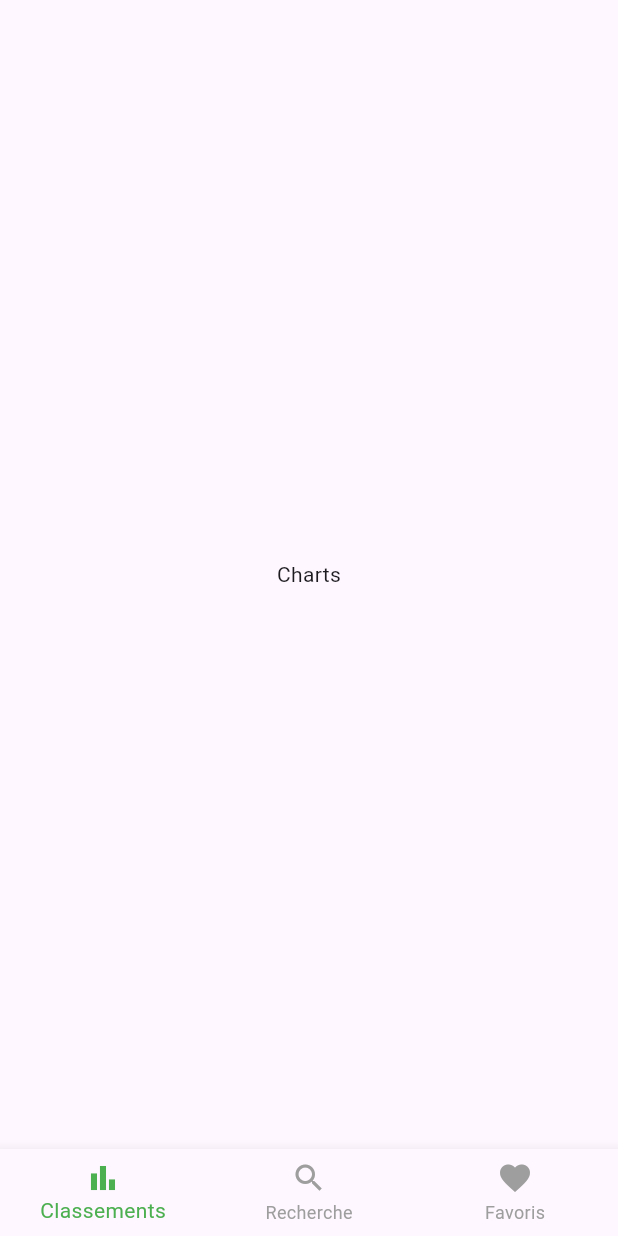
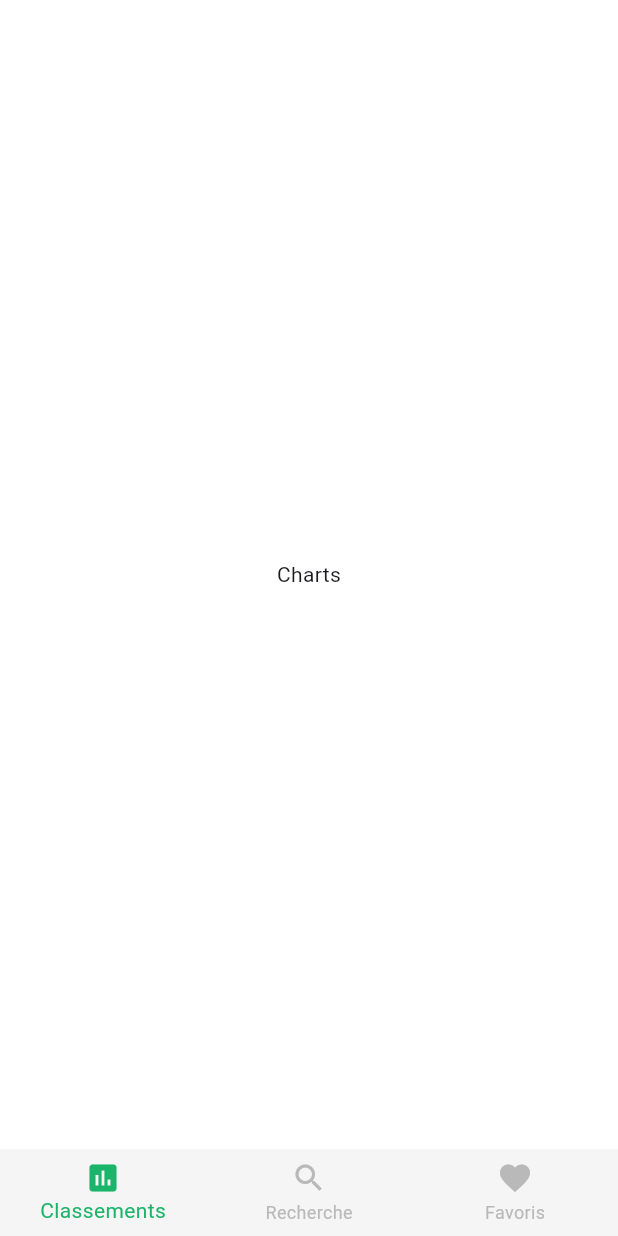
Before and after one commit to subraAntoine/projet_flutter, a Flutter app: the screen it shows after launch, on a phone screen of 412 x 824 dp. Run offline on Flutter 3.47's test engine with Material 3 defaults, Android fonts, the phone set to English and light mode, and no system bars; Roboto replaces fonts that are missing (SFPro).

Commit message:
app colors

```diff
--- /dev/null
+++ b/lib/core/theme/app_colors.dart
@@ -0,0 +1,13 @@
+// lib/core/theme/app_colors.dart
+
+import 'package:flutter/material.dart';
+
+class AppColors {
+  static const Color background = Color(0xFFFFFFFF);         // blanc
+  static const Color navbar = Color(0xFFF5F5F5);              // gris clair
+  static const Color primary = Color(0xFF1BB46B);             // vert style Spotify
+  static const Color textPrimary = Color(0xFF000000);         // noir
+  static const Color textSecondary = Color(0xFFB9B9B9);       // gris texte
+  static const Color selectedItem = primary;
+  static const Color unselectedItem = Color(0xFFAAAAAA);      // gris icônes
+}
--- a/lib/features/charts/charts_screen.dart
+++ b/lib/features/charts/charts_screen.dart
@@ -3,6 +3,8 @@ import 'package:flutter/material.dart';
 class ChartsScreen extends StatelessWidget {
   @override
   Widget build(BuildContext context) {
-    return Center(child: Text('Charts'));
+    return Center(
+      child: Text('Charts'),
+      );
   }
 }
--- a/lib/features/home/home_screen.dart
+++ b/lib/features/home/home_screen.dart
@@ -1,4 +1,5 @@
 import 'package:flutter/material.dart';
+import 'package:projet_flutter/core/theme/app_colors.dart';
 
 import '../charts/charts_screen.dart';
 import '../search/search_screen.dart';
@@ -31,13 +32,16 @@ class _HomeScreenState extends State<HomeScreen> {
     return Scaffold(
       body: _pages[_selectedIndex],
       bottomNavigationBar: BottomNavigationBar(
+        backgroundColor: AppColors.navbar,
+        elevation: 0,
         currentIndex: _selectedIndex,
+        type: BottomNavigationBarType.fixed,
         onTap: _onItemTapped,
-        selectedItemColor: Colors.green,
-        unselectedItemColor: Colors.grey,
+        selectedItemColor: AppColors.primary,
+        unselectedItemColor: AppColors.textSecondary,
         items: const [
           BottomNavigationBarItem(
-            icon: Icon(Icons.bar_chart),
+            icon: Icon(Icons.insert_chart),
             label: 'Classements',
           ),
           BottomNavigationBarItem(
--- a/lib/main.dart
+++ b/lib/main.dart
@@ -14,6 +14,7 @@ class MainApp extends StatelessWidget {
       title: 'Music Explorer',
       debugShowCheckedModeBanner: false,
       theme: ThemeData(
+        scaffoldBackgroundColor: Colors.white,
         fontFamily: 'SFPro',
       ),
       home: const HomeScreen()
```
